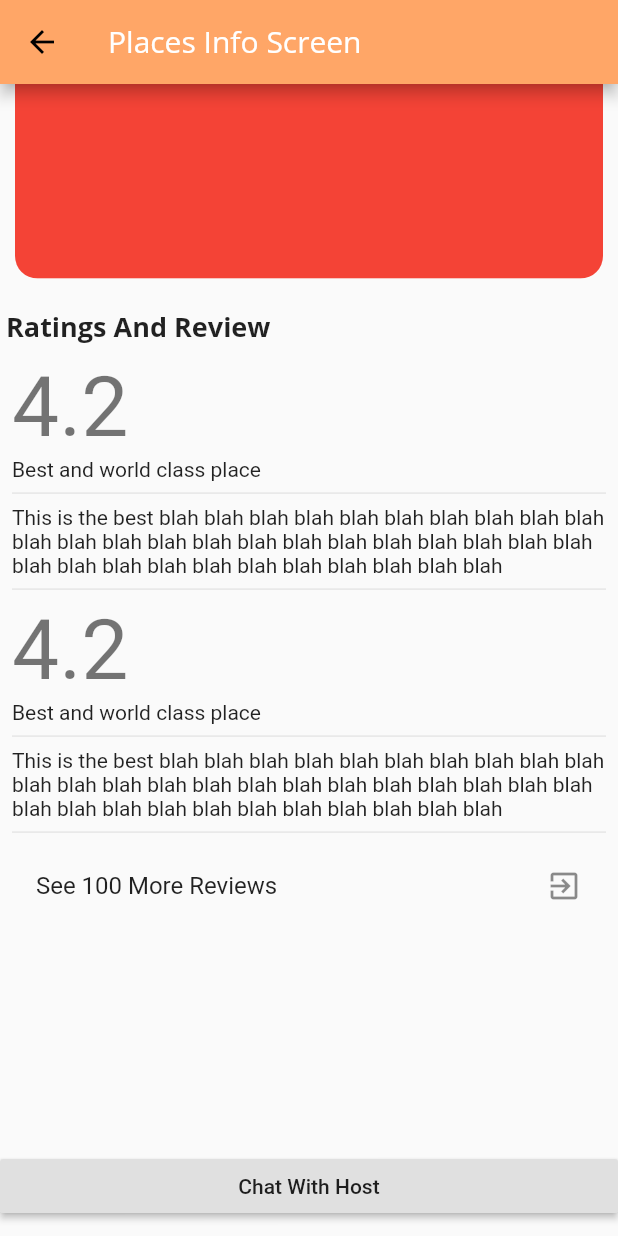
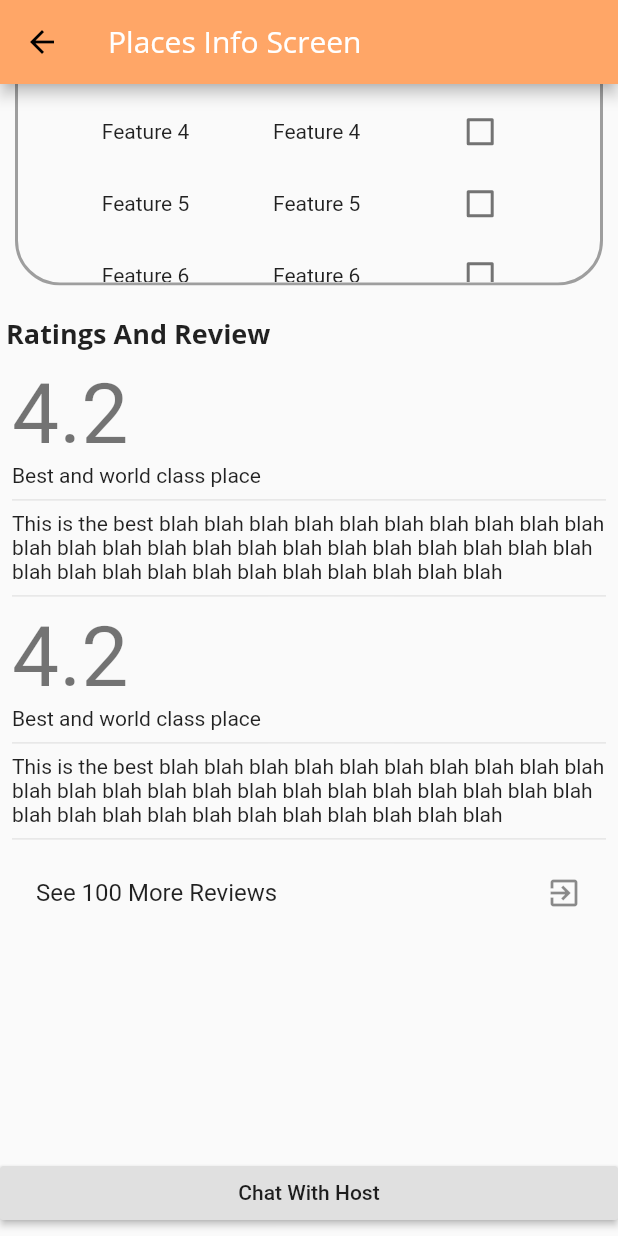
Before and after one commit to BLANK00ANONYMOUS/Tourister, a Flutter app: the PlacesInfoScreen screen opened by its route, scrolled down 576 dp, on a phone screen of 412 x 824 dp. Run offline on Flutter 3.47's test engine with Material 2 defaults, Android fonts, the phone set to English and light mode, and no system bars; our stand-ins replace location, material_floating_search_bar, syncfusion_flutter_datepicker; missing offline and left inert: dart:ffi; network calls fail.

Commit message:
2nd Commit

```diff
--- a/lib/screens/find_now/places_info_screen.dart
+++ b/lib/screens/find_now/places_info_screen.dart
@@ -27,6 +27,7 @@ class _PlacesInfoScreenState extends State<PlacesInfoScreen> {
     ),
   ];
 
+  List<bool> values = List.filled(10, false);
   int _currentIndex = 0;
 
   @override
@@ -150,8 +151,41 @@ class _PlacesInfoScreenState extends State<PlacesInfoScreen> {
             child: ClipRRect(
               borderRadius: BorderRadius.circular(15),
               child: Container(
-                height: MediaQuery.of(context).size.height * 0.30,
-                color: Colors.red,
+                height: MediaQuery.of(context).size.height * 0.35,
+                decoration: BoxDecoration(
+                  border: Border.all(
+                    width: 2,
+                    color: Colors.grey,
+                  ),
+                  borderRadius: BorderRadius.circular(30),
+                ),
+                child: ListView(
+                  children: [
+                    Row(
+                      mainAxisAlignment: MainAxisAlignment.spaceEvenly,
+                      children: [
+                        Text('Features:-'),
+                        Text('Add on Features'),
+                      ],
+                    ),
+                    for (int i = 0; i < 9; ++i)
+                      Row(
+                        mainAxisAlignment: MainAxisAlignment.spaceEvenly,
+                        children: [
+                          Flexible(child: Text('Feature ${i + 1}')),
+                          Flexible(child: Text('Feature ${i + 1}')),
+                          Checkbox(
+                            value: this.values[i],
+                            onChanged: (bool? value) {
+                              setState(() {
+                                this.values[i] = value!;
+                              });
+                            },
+                          ),
+                        ],
+                      )
+                  ],
+                ),
               ),
             ),
           ),
@@ -198,7 +232,7 @@ class _PlacesInfoScreenState extends State<PlacesInfoScreen> {
                   ),
                   Divider(),
                   ListTile(
-                    onTap: (){},
+                    onTap: () {},
                     title: Text(
                       'See 100 More Reviews',
                     ),
@@ -268,17 +302,4 @@ class _PlacesInfoScreenState extends State<PlacesInfoScreen> {
       // ),
     );
   }
-
-  void _showNextCard() {
-    setState(() {
-      _currentIndex = (_currentIndex + 1) % _flashCards.length;
-    });
-  }
-
-  void _showPreviousCard() {
-    setState(() {
-      _currentIndex =
-          (_currentIndex - 1 >= 0) ? _currentIndex - 1 : _flashCards.length - 1;
-    });
-  }
 }
```
